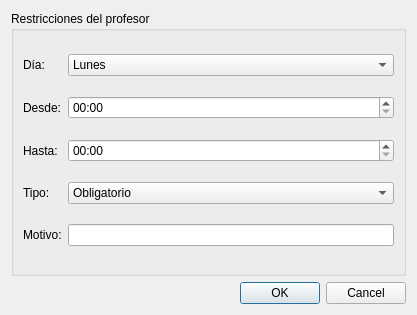
Before: the Qt Designer form src/ui/preferencia_form.ui in IvanJesusCorbalanPascual/Creador-de-Horarios, drawn with Qt 5.
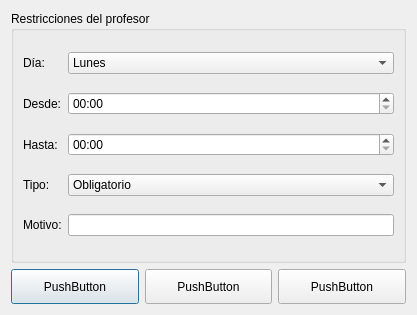
After: the same form once the commit is applied.

Commit message: mini cambios en ui

Diff of the .ui file:
```diff
--- a/src/ui/preferencia_form.ui
+++ b/src/ui/preferencia_form.ui
@@ -19,7 +19,31 @@
      <property name="title">
       <string>Restricciones del profesor</string>
      </property>
-     <layout class="QGridLayout" name="gridLayout">
+     <layout class="QGridLayout" name="gridLayout" rowstretch="0,0,0,0,3">
+      <item row="0" column="0">
+       <widget class="QLabel" name="label">
+        <property name="text">
+         <string>Día:</string>
+        </property>
+       </widget>
+      </item>
+      <item row="4" column="1">
+       <widget class="QLineEdit" name="le_motivo"/>
+      </item>
+      <item row="4" column="0">
+       <widget class="QLabel" name="label_5">
+        <property name="text">
+         <string>Motivo:</string>
+        </property>
+       </widget>
+      </item>
+      <item row="2" column="0">
+       <widget class="QLabel" name="label_3">
+        <property name="text">
+         <string>Hasta:</string>
+        </property>
+       </widget>
+      </item>
       <item row="2" column="1">
        <widget class="QTimeEdit" name="te_fin">
         <property name="displayFormat">
@@ -34,13 +58,6 @@
         </property>
        </widget>
       </item>
-      <item row="3" column="0">
-       <widget class="QLabel" name="label_4">
-        <property name="text">
-         <string>Tipo:</string>
-        </property>
-       </widget>
-      </item>
       <item row="3" column="1">
        <widget class="QComboBox" name="cb_tipo">
         <item>
@@ -55,17 +72,10 @@
         </item>
        </widget>
       </item>
-      <item row="1" column="0">
-       <widget class="QLabel" name="label_2">
+      <item row="3" column="0">
+       <widget class="QLabel" name="label_4">
         <property name="text">
-         <string>Desde:</string>
-        </property>
-       </widget>
-      </item>
-      <item row="2" column="0">
-       <widget class="QLabel" name="label_3">
-        <property name="text">
-         <string>Hasta:</string>
+         <string>Tipo:</string>
         </property>
        </widget>
       </item>
@@ -98,20 +108,10 @@
         </item>
        </widget>
       </item>
-      <item row="0" column="0">
-       <widget class="QLabel" name="label">
+      <item row="1" column="0">
+       <widget class="QLabel" name="label_2">
         <property name="text">
-         <string>Día:</string>
-        </property>
-       </widget>
-      </item>
-      <item row="4" column="1">
-       <widget class="QLineEdit" name="le_motivo"/>
-      </item>
-      <item row="4" column="0">
-       <widget class="QLabel" name="label_5">
-        <property name="text">
-         <string>Motivo:</string>
+         <string>Desde:</string>
         </property>
        </widget>
       </item>
@@ -119,11 +119,47 @@
     </widget>
    </item>
    <item>
-    <widget class="QDialogButtonBox" name="buttonBox">
-     <property name="standardButtons">
-      <set>QDialogButtonBox::Cancel|QDialogButtonBox::Ok</set>
-     </property>
-    </widget>
+    <layout class="QHBoxLayout" name="horizontalLayout">
+     <item>
+      <widget class="QPushButton" name="pushButton">
+       <property name="minimumSize">
+        <size>
+         <width>0</width>
+         <height>35</height>
+        </size>
+       </property>
+       <property name="text">
+        <string>PushButton</string>
+       </property>
+      </widget>
+     </item>
+     <item>
+      <widget class="QPushButton" name="pushButton_2">
+       <property name="minimumSize">
+        <size>
+         <width>0</width>
+         <height>35</height>
+        </size>
+       </property>
+       <property name="text">
+        <string>PushButton</string>
+       </property>
+      </widget>
+     </item>
+     <item>
+      <widget class="QPushButton" name="pushButton_3">
+       <property name="minimumSize">
+        <size>
+         <width>0</width>
+         <height>35</height>
+        </size>
+       </property>
+       <property name="text">
+        <string>PushButton</string>
+       </property>
+      </widget>
+     </item>
+    </layout>
    </item>
   </layout>
  </widget>
```
The commit also changes 1 other file.
